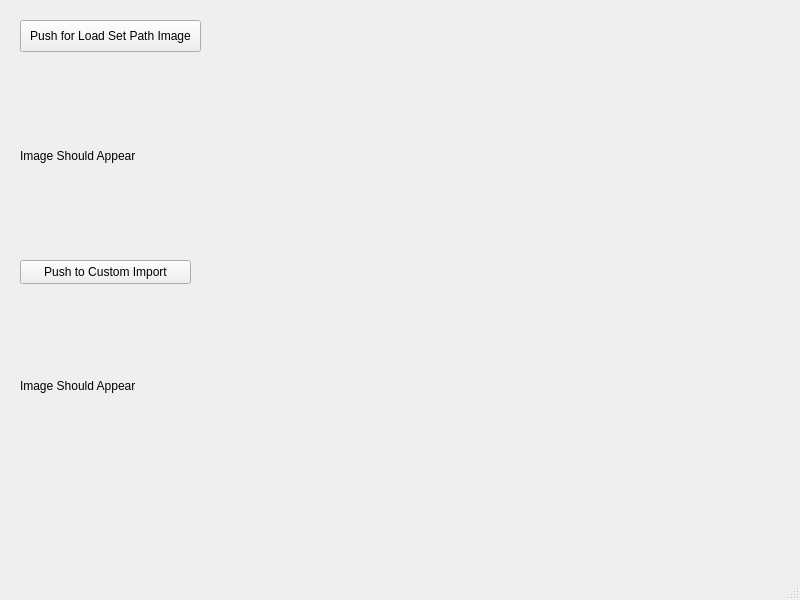
TeoIpp/RizzRepo, file mainwindow.ui: the form before one commit.
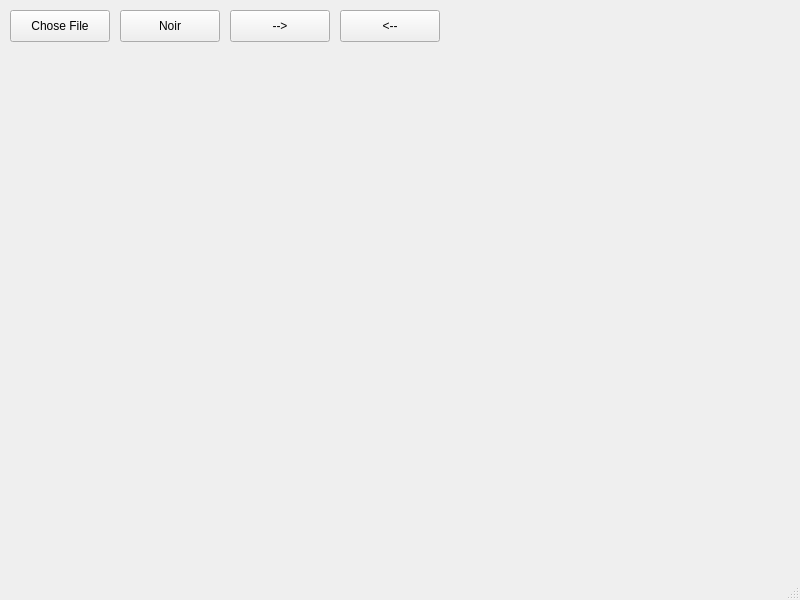
The form after the commit.

What changed in the file:
```diff
--- a/mainwindow.ui
+++ b/mainwindow.ui
@@ -14,56 +14,69 @@
    <string>MainWindow</string>
   </property>
   <widget class="QWidget" name="centralwidget">
-   <widget class="QLabel" name="label">
+   <widget class="QPushButton" name="displayButton">
     <property name="geometry">
      <rect>
-      <x>20</x>
-      <y>70</y>
-      <width>201</width>
-      <height>171</height>
+      <x>10</x>
+      <y>10</y>
+      <width>100</width>
+      <height>32</height>
      </rect>
     </property>
     <property name="text">
-     <string>Image Should Appear</string>
+     <string>Chose File</string>
     </property>
    </widget>
    <widget class="QPushButton" name="pushButton">
     <property name="geometry">
      <rect>
-      <x>20</x>
-      <y>20</y>
-      <width>181</width>
+      <x>120</x>
+      <y>10</y>
+      <width>100</width>
       <height>32</height>
      </rect>
     </property>
     <property name="text">
-     <string>Push for Load Set Path Image</string>
+     <string>Noir</string>
     </property>
    </widget>
    <widget class="QPushButton" name="pushButton_2">
     <property name="geometry">
      <rect>
-      <x>20</x>
-      <y>260</y>
-      <width>171</width>
-      <height>24</height>
+      <x>230</x>
+      <y>10</y>
+      <width>100</width>
+      <height>32</height>
      </rect>
     </property>
     <property name="text">
-     <string>Push to Custom Import</string>
+     <string>--&gt;</string>
     </property>
    </widget>
-   <widget class="QLabel" name="label_2">
+   <widget class="QPushButton" name="ccwButton">
     <property name="geometry">
      <rect>
-      <x>20</x>
-      <y>290</y>
-      <width>201</width>
-      <height>191</height>
+      <x>340</x>
+      <y>10</y>
+      <width>100</width>
+      <height>32</height>
      </rect>
     </property>
     <property name="text">
-     <string>Image Should Appear</string>
+     <string>&lt;--</string>
+    </property>
+   </widget>
+   <widget class="QLabel" name="displayLabel">
+    <property name="geometry">
+     <rect>
+      <x>27</x>
+      <y>55</y>
+      <width>701</width>
+      <height>451</height>
+     </rect>
+    </property>
+    <property name="text">
+     <string/>
     </property>
    </widget>
   </widget>
```
Left out of the diff: 6 changed lines with no effect on the pictures.
